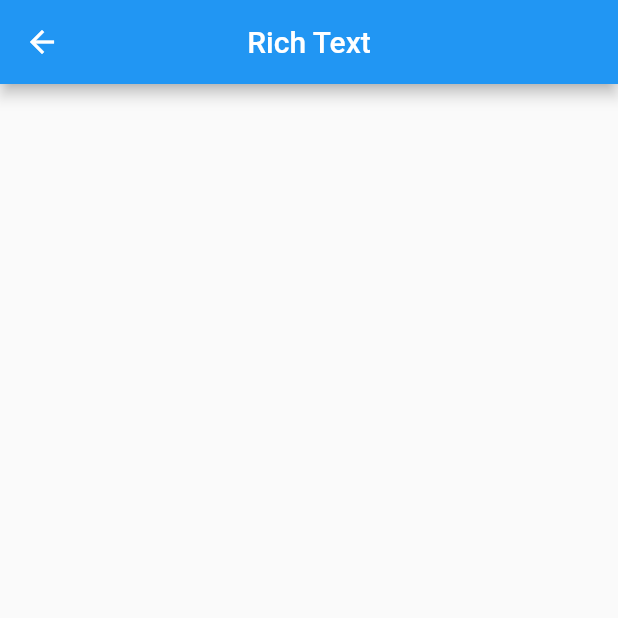
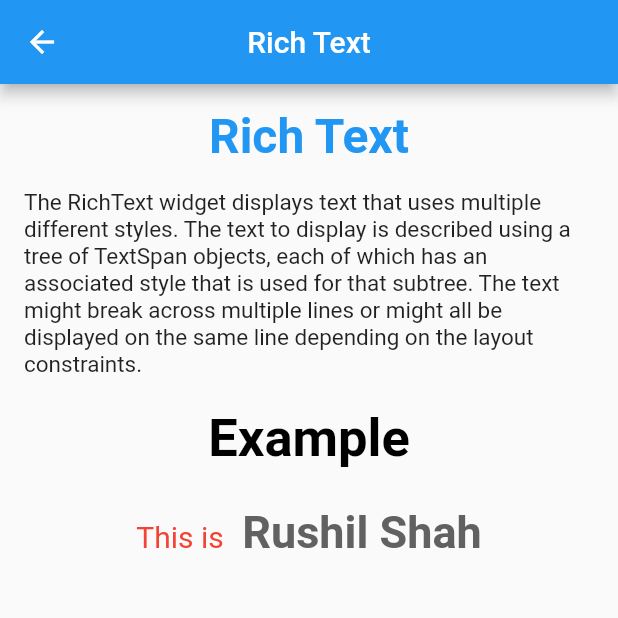
Before and after one commit to rushilshah23/Task-10, a Flutter app: the WidgetRichText screen opened directly, on a phone screen of 412 x 824 dp, the top half of it. Run offline on Flutter 3.47's test engine with Material 2 defaults, Android fonts, the phone set to English and light mode, and no system bars; our stand-ins replace firebase_auth, firebase_database, google_sign_in, shared_preferences; accounts and stored records are empty.

Commit message:
Rich Test Working

```diff
--- a/lib/views/WidgetsSection.dart
+++ b/lib/views/WidgetsSection.dart
@@ -9,25 +9,26 @@ class WidgetAlertDialog extends StatefulWidget {
 class _WidgetAlertDialogState extends State<WidgetAlertDialog> {
   @override
   Widget build(BuildContext context) {
-
-    Widget showDialogButton(BuildContext context){
-      Widget okButton = FlatButton(onPressed: (){
-        Navigator.of(context).pop();
-      }, child: Text("OK"));
+    Widget showDialogButton(BuildContext context) {
+      Widget okButton = FlatButton(
+          onPressed: () {
+            Navigator.of(context).pop();
+          },
+          child: Text("OK"));
 
       AlertDialog alert = AlertDialog(
-        actions: <Widget>[
-          okButton
-        ],
+        actions: <Widget>[okButton],
         title: Text("Alert Dialog"),
         content: Text("This is ALert Dialog messgae"),
       );
 
-      showDialog(context: context,
-      builder: (BuildContext context){
-        return alert;
-      });
+      showDialog(
+          context: context,
+          builder: (BuildContext context) {
+            return alert;
+          });
     }
+
     return Scaffold(
       appBar: AppBar(
         centerTitle: true,
@@ -41,9 +42,6 @@ class _WidgetAlertDialogState extends State<WidgetAlertDialog> {
                 title: 'Alert Dialog',
                 description:
                     'Android AlertDialog can be used to display the dialog message with OK and Cancel buttons. It can be used to interrupt and ask the user about his/her choice to continue or discontinue.Android AlertDialog is composed of three regions: title, content area and action buttons.Android AlertDialog is the subclass of Dialog class.'),
-            SizedBox(
-              height: 16,
-            ),
             Padding(
               padding: const EdgeInsets.all(20.0),
               child: RaisedButton(
@@ -72,6 +70,27 @@ class _WidgetRichTextState extends State<WidgetRichText> {
       appBar: AppBar(
         centerTitle: true,
         title: Text("Rich Text"),
+      ),
+      body: Padding(
+        padding: const EdgeInsets.all(8.0),
+        child: ListView(
+          children: <Widget>[
+            widgetDescription(
+                title: "Rich Text",
+                description:
+                    "The RichText widget displays text that uses multiple different styles. The text to display is described using a tree of TextSpan objects, each of which has an associated style that is used for that subtree. The text might break across multiple lines or might all be displayed on the same line depending on the layout constraints."),
+          Center(
+            child: RichText(text: TextSpan(
+              text: "This is ",
+              style: TextStyle(fontSize: 20,color: Colors.red),
+              children: <TextSpan>[
+                TextSpan(text: ' Rushil Shah',
+                style: TextStyle(color: Colors.grey[700],fontWeight: FontWeight.bold,fontSize: 30))
+              ]
+            )),
+          )
+          ],
+        ),
       ),
     );
   }
--- a/lib/widgets/widgetDescColumn.dart
+++ b/lib/widgets/widgetDescColumn.dart
@@ -1,20 +1,39 @@
 import 'package:flutter/material.dart';
 
-Widget widgetDescription({String title,String description}){
+Widget widgetDescription({String title, String description}) {
   return Padding(
     padding: const EdgeInsets.all(8.0),
     child: Container(
       child: Column(
         children: <Widget>[
-          Text(title,style: TextStyle(fontSize: 32,fontWeight: FontWeight.bold,color: Colors.blue),),
-          SizedBox(height: 16,),
-          Text(description,style: TextStyle(fontSize: 15),),
-          SizedBox(height: 20,),
-          Text("Example",style: TextStyle(color: Colors.black,fontSize: 35,fontWeight: FontWeight.bold,),)
-
+          Text(
+            title,
+            style: TextStyle(
+                fontSize: 32, fontWeight: FontWeight.bold, color: Colors.blue),
+          ),
+          SizedBox(
+            height: 16,
+          ),
+          Text(
+            description,
+            style: TextStyle(fontSize: 15),
+          ),
+          SizedBox(
+            height: 20,
+          ),
+          Text(
+            "Example",
+            style: TextStyle(
+              color: Colors.black,
+              fontSize: 35,
+              fontWeight: FontWeight.bold,
+            ),
+          ),
+          SizedBox(
+            height: 16,
+          ),
         ],
       ),
     ),
   );
-
 }
```
